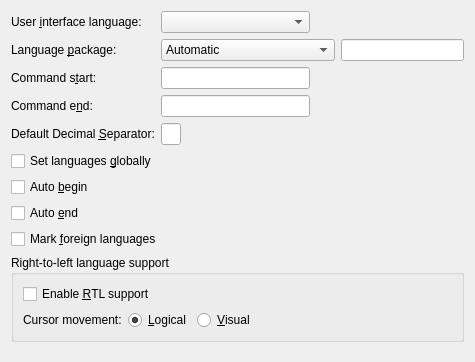
Before: the Qt Designer form src/frontends/qt4/ui/PrefLanguageUi.ui in cburschka/lyx, drawn with Qt 5.
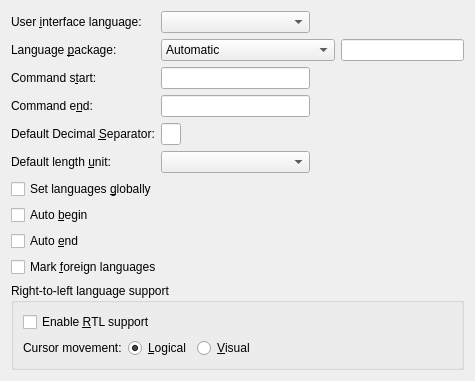
After: the same form once the commit is applied.

Commit message: Add a preference option to specify the default length unit (cm or in).

```diff
--- a/src/frontends/qt4/ui/PrefLanguageUi.ui
+++ b/src/frontends/qt4/ui/PrefLanguageUi.ui
@@ -154,7 +154,20 @@
      </property>
     </widget>
    </item>
-   <item row="5" column="0" colspan="2">
+    <item row="5" column="0">
+      <widget class="QLabel" name="defaultLengthUnitLA">
+        <property name="text">
+          <string>Default length &amp;unit:</string>
+        </property>
+        <property name="buddy">
+          <cstring>defaultLengthUnitCO</cstring>
+        </property>
+      </widget>
+    </item>
+    <item row="5" column="1">
+      <widget class="QComboBox" name="defaultLengthUnitCO" />
+    </item>
+    <item row="6" column="0" colspan="2">
     <widget class="QCheckBox" name="globalCB">
      <property name="toolTip">
       <string>Check to pass the language globally (to the document class), not locally (to the language package)</string>
@@ -164,7 +177,7 @@
      </property>
     </widget>
    </item>
-   <item row="6" column="0">
+   <item row="7" column="0">
     <widget class="QCheckBox" name="autoBeginCB">
      <property name="toolTip">
       <string>If checked, the document language is not explicitly set by a language switch command</string>
@@ -174,7 +187,7 @@
      </property>
     </widget>
    </item>
-   <item row="7" column="0">
+   <item row="8" column="0">
     <widget class="QCheckBox" name="autoEndCB">
      <property name="toolTip">
       <string>If checked, the document language is not explicitly closed by a language switch command</string>
@@ -184,7 +197,7 @@
      </property>
     </widget>
    </item>
-   <item row="8" column="0" colspan="2">
+   <item row="9" column="0" colspan="2">
     <widget class="QCheckBox" name="markForeignCB">
      <property name="toolTip">
       <string>Check to highlight foreign languages visually in the work area</string>
@@ -194,7 +207,7 @@
      </property>
     </widget>
    </item>
-   <item row="9" column="0" colspan="3">
+   <item row="10" column="0" colspan="3">
     <widget class="QGroupBox" name="rtlGB2">
      <property name="toolTip">
       <string/>
@@ -272,7 +285,7 @@
      </layout>
     </widget>
    </item>
-   <item row="10" column="0">
+   <item row="11" column="0">
     <spacer>
      <property name="orientation">
       <enum>Qt::Vertical</enum>
```
The commit also changes 5 other files.
